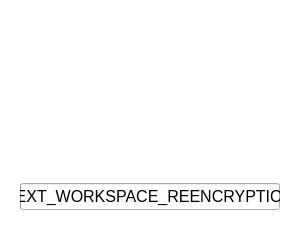
Before: the Qt Designer form guardata/client/gui/forms/workspace_button.ui in bitlogik/guardata, drawn with Qt 5.
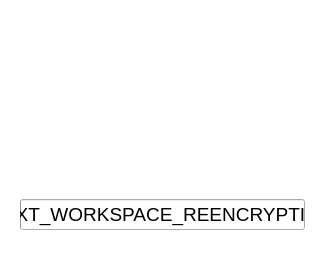
After: the same form once the commit is applied. Icons and pictures are not drawn. Custom widgets are drawn as their Qt base class.

Patch:
```diff
--- a/guardata/client/gui/forms/workspace_button.ui
+++ b/guardata/client/gui/forms/workspace_button.ui
@@ -6,25 +6,25 @@
    <rect>
     <x>0</x>
     <y>0</y>
-    <width>300</width>
-    <height>250</height>
+    <width>325</width>
+    <height>270</height>
    </rect>
   </property>
   <property name="minimumSize">
    <size>
-    <width>300</width>
-    <height>250</height>
+    <width>325</width>
+    <height>270</height>
    </size>
   </property>
   <property name="maximumSize">
    <size>
-    <width>300</width>
-    <height>250</height>
+    <width>325</width>
+    <height>270</height>
    </size>
   </property>
   <property name="font">
    <font>
-    <pointsize>12</pointsize>
+    <pointsize>14</pointsize>
    </font>
   </property>
   <property name="windowTitle">
@@ -62,7 +62,7 @@
 }
 
 #file1_name, #file2_name, #file3_name, #file4_name {
-	color: #999999;
+	color: #808080;
 }</string>
   </property>
   <layout class="QVBoxLayout" name="verticalLayout">
```
Left out of the diff: 42 changed lines with no effect on the pictures.
